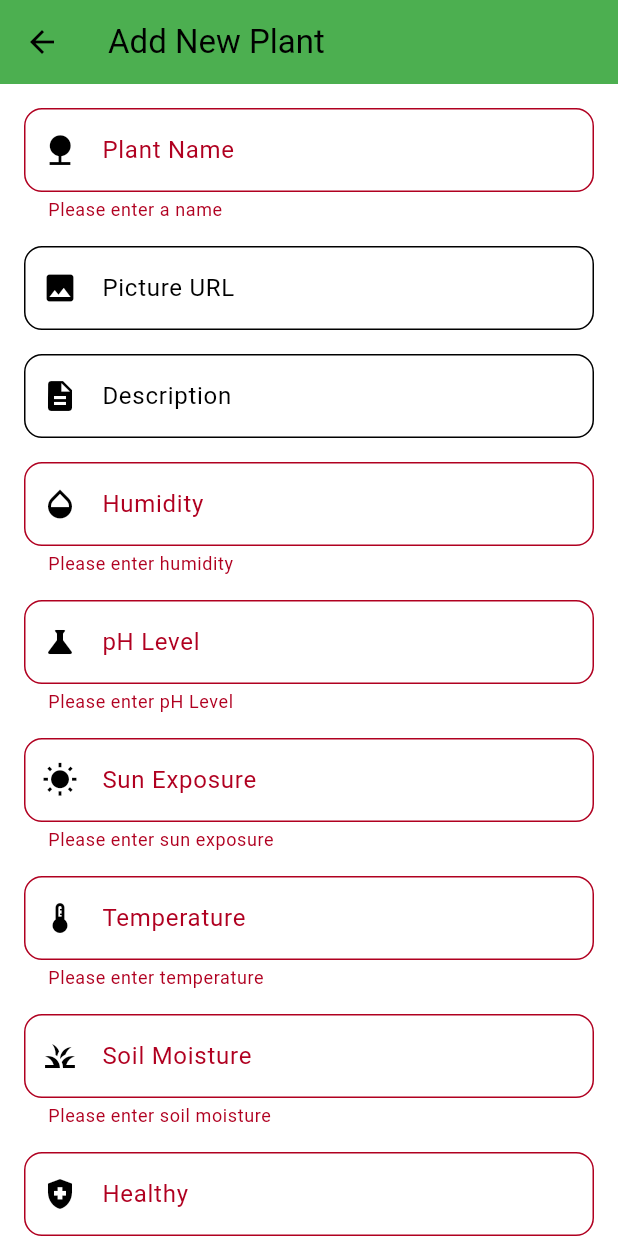
After one commit to haroun08/replanto, a Flutter app: the screen it shows once a user with an empty profile is signed in, item 3 of the bottom bar chosen, after a tap on "Add Plant", on a phone screen of 412 x 824 dp. The commit adds this screen. Run offline on Flutter 3.47's test engine with Material 3 defaults, Android fonts, the phone set to English and light mode, and no system bars; our stand-ins replace bloc, bottom_navy_bar, cloud_firestore, equatable, firebase_auth, firebase_core and 5 more; accounts and stored records are empty.

Commit message:
adding notif

```diff
--- a/lib/main.dart
+++ b/lib/main.dart
@@ -1,5 +1,6 @@
 import 'package:bloc/bloc.dart';
 import 'package:firebase_core/firebase_core.dart';
+import 'package:firebase_messaging/firebase_messaging.dart';
 import 'package:flutter/material.dart';
 import 'package:replanto/simple_bloc_observer.dart';
 import 'package:user_repository/user_repository.dart';
@@ -17,6 +18,8 @@ void main() async{
       storageBucket: 'replanto.appspot.com',
     ),
   );
+  FirebaseMessaging messaging = FirebaseMessaging.instance;
+  NotificationSettings settings = await messaging.requestPermission();
   Bloc.observer = SimpleBlocObserver();
   runApp(MyApp(FirebaseUserRepo()));
 }
--- a/lib/screens/auth/views/sign_up_screen.dart
+++ b/lib/screens/auth/views/sign_up_screen.dart
@@ -50,7 +50,6 @@ class _SignUpScreenState extends State<SignUpScreen> {
         child: Center(
           child: Column(
             children: [
-              const SizedBox(height: 20),
               SizedBox(
                 width: MediaQuery.of(context).size.width * 0.9,
                 child: MyTextField(
--- /dev/null
+++ b/lib/screens/home/views/createPlant.dart
@@ -0,0 +1,179 @@
+import 'package:flutter/material.dart';
+import 'package:cloud_firestore/cloud_firestore.dart';
+
+class AddPlantScreen extends StatefulWidget {
+  @override
+  _AddPlantScreenState createState() => _AddPlantScreenState();
+}
+
+class _AddPlantScreenState extends State<AddPlantScreen> {
+  final _formKey = GlobalKey<FormState>();
+  final _nameController = TextEditingController();
+  final _pictureController = TextEditingController();
+  final _descriptionController = TextEditingController();
+  final _humidityController = TextEditingController();
+  final _pHLevelController = TextEditingController();
+  final _sunExposureController = TextEditingController();
+  final _temperatureController = TextEditingController();
+  final _soilMoistureController = TextEditingController();
+  final _healthyController = TextEditingController();
+
+  @override
+  Widget build(BuildContext context) {
+    final theme = Theme.of(context);
+    return Scaffold(
+      appBar: AppBar(
+        title: Text('Add New Plant'),
+        backgroundColor: theme.primaryColor,
+      ),
+      body: SingleChildScrollView(
+        padding: const EdgeInsets.all(16.0),
+        child: Form(
+          key: _formKey,
+          child: Column(
+            crossAxisAlignment: CrossAxisAlignment.start,
+            children: [
+              _buildTextField(
+                controller: _nameController,
+                label: 'Plant Name',
+                hintText: 'Enter the plant name',
+                icon: Icons.nature,
+                validatorMessage: 'Please enter a name',
+              ),
+              _buildTextField(
+                controller: _pictureController,
+                label: 'Picture URL',
+                hintText: 'Enter the picture URL',
+                icon: Icons.image,
+              ),
+              _buildTextField(
+                controller: _descriptionController,
+                label: 'Description',
+                hintText: 'Enter a brief description',
+                icon: Icons.description,
+              ),
+              _buildTextField(
+                controller: _humidityController,
+                label: 'Humidity',
+                hintText: 'Enter humidity level',
+                icon: Icons.opacity,
+                keyboardType: TextInputType.number,
+                validatorMessage: 'Please enter humidity',
+              ),
+              _buildTextField(
+                controller: _pHLevelController,
+                label: 'pH Level',
+                hintText: 'Enter pH level',
+                icon: Icons.science,
+                keyboardType: TextInputType.number,
+                validatorMessage: 'Please enter pH Level',
+              ),
+              _buildTextField(
+                controller: _sunExposureController,
+                label: 'Sun Exposure',
+                hintText: 'Enter sun exposure level',
+                icon: Icons.wb_sunny,
+                keyboardType: TextInputType.number,
+                validatorMessage: 'Please enter sun exposure',
+              ),
+              _buildTextField(
+                controller: _temperatureController,
+                label: 'Temperature',
+                hintText: 'Enter temperature',
+                icon: Icons.thermostat,
+                keyboardType: TextInputType.number,
+                validatorMessage: 'Please enter temperature',
+              ),
+              _buildTextField(
+                controller: _soilMoistureController,
+                label: 'Soil Moisture',
+                hintText: 'Enter soil moisture level',
+                icon: Icons.grass,
+                keyboardType: TextInputType.number,
+                validatorMessage: 'Please enter soil moisture',
+              ),
+              _buildTextField(
+                controller: _healthyController,
+                label: 'Healthy',
+                hintText: 'Enter healthy level',
+                icon: Icons.health_and_safety,
+                keyboardType: TextInputType.number,
+                validatorMessage: 'Please enter healthy level',
+              ),
+              SizedBox(height: 20),
+              Center(
+                child: ElevatedButton.icon(
+                  onPressed: _submit,
+                  icon: Icon(Icons.add),
+                  label: Text('Add Plant'),
+                  style: ElevatedButton.styleFrom(
+                    foregroundColor: Colors.white, backgroundColor: theme.primaryColor, padding: EdgeInsets.symmetric(vertical: 12, horizontal: 24),
+                    shape: RoundedRectangleBorder(
+                      borderRadius: BorderRadius.circular(20),
+                    ),
+                  ),
+                ),
+              ),
+            ],
+          ),
+        ),
+      ),
+    );
+  }
+
+  Widget _buildTextField({
+    required TextEditingController controller,
+    required String label,
+    String? hintText,
+    IconData? icon,
+    TextInputType keyboardType = TextInputType.text,
+    String? validatorMessage,
+  }) {
+    return Padding(
+      padding: const EdgeInsets.only(bottom: 16.0),
+      child: TextFormField(
+        controller: controller,
+        decoration: InputDecoration(
+          labelText: label,
+          hintText: hintText,
+          prefixIcon: icon != null ? Icon(icon) : null,
+          border: OutlineInputBorder(
+            borderRadius: BorderRadius.circular(12),
+          ),
+        ),
+        keyboardType: keyboardType,
+        validator: validatorMessage != null
+            ? (value) => value!.isEmpty ? validatorMessage : null
+            : null,
+      ),
+    );
+  }
+
+  void _submit() async {
+    if (_formKey.currentState!.validate()) {
+      final plant = {
+        'name': _nameController.text,
+        'picture': _pictureController.text,
+        'description': _descriptionController.text,
+        'humidity': int.tryParse(_humidityController.text) ?? 0,
+        'pHLevel': int.tryParse(_pHLevelController.text) ?? 0,
+        'sunExposure': int.tryParse(_sunExposureController.text) ?? 0,
+        'temperature': int.tryParse(_temperatureController.text) ?? 0,
+        'soilMoisture': int.tryParse(_soilMoistureController.text) ?? 0,
+        'healthy': int.tryParse(_healthyController.text) ?? 0,
+      };
+
+      try {
+        await FirebaseFirestore.instance.collection('plants').add(plant);
+        Navigator.pop(context);
+        ScaffoldMessenger.of(context).showSnackBar(
+          SnackBar(content: Text('Plant added successfully!')),
+        );
+      } catch (e) {
+        ScaffoldMessenger.of(context).showSnackBar(
+          SnackBar(content: Text('Failed to add plant: $e')),
+        );
+      }
+    }
+  }
+}
--- a/lib/screens/home/views/home_screen.dart
+++ b/lib/screens/home/views/home_screen.dart
@@ -3,17 +3,59 @@ import 'package:flutter/cupertino.dart';
 import 'package:flutter/material.dart';
 import 'package:flutter_bloc/flutter_bloc.dart';
 import 'package:replanto/screens/auth/blocs/bloc/sign_in_bloc.dart';
+import 'package:bottom_navy_bar/bottom_navy_bar.dart'; // Import the BottomNavyBar package
 
+import 'createPlant.dart';
 import 'widgets/CarouselPanel.dart';
 
-class Homepage extends StatelessWidget {
+class Homepage extends StatefulWidget {
   const Homepage({super.key});
+
+  @override
+  _HomepageState createState() => _HomepageState();
+}
+
+class _HomepageState extends State<Homepage> {
+  String _searchQuery = '';
+  int _selectedIndex = 0; // Track the selected index for BottomNavyBar
+
+  void _updateSearchQuery(String query) {
+    setState(() {
+      _searchQuery = query;
+    });
+  }
+
+  void _onItemSelected(int index) {
+    setState(() {
+      _selectedIndex = index;
+    });
+
+    switch (index) {
+      case 0:
+        Navigator.pushReplacement(
+          context,
+          MaterialPageRoute(builder: (context) => const Homepage()),
+        );
+        break;
+      case 1:
+      // Navigate to News Page
+        break;
+      case 2:
+        Navigator.push(
+          context,
+          MaterialPageRoute(builder: (context) => AddPlantScreen()),
+        );
+        break;
+      case 3:
+        context.read<SignInBloc>().add(SignOutRequired());
+        break;
+    }
+  }
 
   @override
   Widget build(BuildContext context) {
     return Scaffold(
       appBar: AppBar(
-        backgroundColor: Colors.white,
         elevation: 0,
         leading: Padding(
           padding: const EdgeInsets.all(8.0),
@@ -36,58 +78,60 @@ class Homepage extends StatelessWidget {
             },
           ),
         ],
+        bottom: PreferredSize(
+          preferredSize: Size.fromHeight(50),
+          child: Padding(
+            padding: const EdgeInsets.symmetric(horizontal: 16.0),
+            child: TextField(
+              onChanged: _updateSearchQuery,
+              decoration: const InputDecoration(
+                hintText: 'Find your plant...',
+                border: InputBorder.none,
+                filled: true,
+                prefixIcon: Icon(Icons.search),
+              ),
+            ),
+          ),
+        ),
       ),
-      bottomNavigationBar: BottomNavigationBar(
-        selectedItemColor: Colors.green,
-        unselectedItemColor: Colors.grey,
-        items: const [
-          BottomNavigationBarItem(
+      bottomNavigationBar: BottomNavyBar(
+        selectedIndex: _selectedIndex,
+        showElevation: true,
+        itemCornerRadius: 24,
+        containerHeight: 56,
+        backgroundColor: Colors.white,
+        onItemSelected: _onItemSelected,
+        items: [
+          BottomNavyBarItem(
             icon: Icon(CupertinoIcons.home),
-            label: 'Home',
+            title: Text('Home'),
+            activeColor: Colors.green,
           ),
-          BottomNavigationBarItem(
+          BottomNavyBarItem(
             icon: Icon(CupertinoIcons.news_solid),
-            label: 'News',
+            title: Text('News'),
+            activeColor: Colors.green,
           ),
-          BottomNavigationBarItem(
-            icon: Icon(CupertinoIcons.add_circled_solid, size: 40), // Larger + icon
-            label: 'Add Plant',
+          BottomNavyBarItem(
+            icon: Icon(CupertinoIcons.add_circled_solid, size: 30),
+            title: Text('Add Plant'),
+            activeColor: Colors.green,
           ),
-          BottomNavigationBarItem(
-            icon: Icon(CupertinoIcons.search_circle_fill),
-            label: 'Research',
-          ),
-          BottomNavigationBarItem(
+          BottomNavyBarItem(
             icon: Icon(CupertinoIcons.arrow_right_to_line),
-            label: 'Logout',
+            title: Text('Logout'),
+            activeColor: Colors.green,
           ),
         ],
-        onTap: (index) {
-          // Handle navigation on tap
-          switch (index) {
-            case 0:
-              Navigator.pushReplacement(
-                context,
-                MaterialPageRoute(builder: (context) => const Homepage()),
-              );
-              break;
-            case 1:
-            // Navigate to News Page
-              break;
-            case 2:
-            // Add Plant action
-              break;
-            case 3:
-            // Navigate to Research Page
-              break;
-            case 4:
-              context.read<SignInBloc>().add(SignOutRequired());
-              break;
-          }
-        },
       ),
       body: StreamBuilder<QuerySnapshot>(
-        stream: FirebaseFirestore.instance.collection('plants').snapshots(),
+        stream: _searchQuery.isEmpty
+            ? FirebaseFirestore.instance.collection('plants').snapshots()
+            : FirebaseFirestore.instance
+            .collection('plants')
+            .where('name', isGreaterThanOrEqualTo: _searchQuery)
+            .where('name', isLessThan: '$_searchQuery\uf8ff')
+            .snapshots(),
         builder: (context, snapshot) {
           if (snapshot.hasError) {
             return const Center(child: Text('Error loading plants.'));
--- /dev/null
+++ b/lib/screens/home/views/widgets/notification.dart
@@ -0,0 +1,25 @@
+import 'package:flutter/material.dart';
+
+class NotificationPage extends StatelessWidget {
+  final List<String> notifications;
+
+  const NotificationPage({super.key, required this.notifications});
+
+  @override
+  Widget build(BuildContext context) {
+    return Scaffold(
+      appBar: AppBar(
+        title: const Text('Notifications'),
+      ),
+      body: ListView.builder(
+        itemCount: notifications.length,
+        itemBuilder: (context, index) {
+          return ListTile(
+            leading: const Icon(Icons.notifications),
+            title: Text(notifications[index]),
+          );
+        },
+      ),
+    );
+  }
+}
--- a/pubspec.yaml
+++ b/pubspec.yaml
@@ -48,6 +48,8 @@ dependencies:
     path: packages/plant_repository
   carousel_slider: ^5.0.0
   stacked_card_carousel: ^0.0.4
+  bottom_navy_bar: ^6.1.0
+  firebase_messaging: ^15.1.0
 
 
 
```
Also changed, not shown: assets/replanto.png, pubspec.lock, 2 other files.
